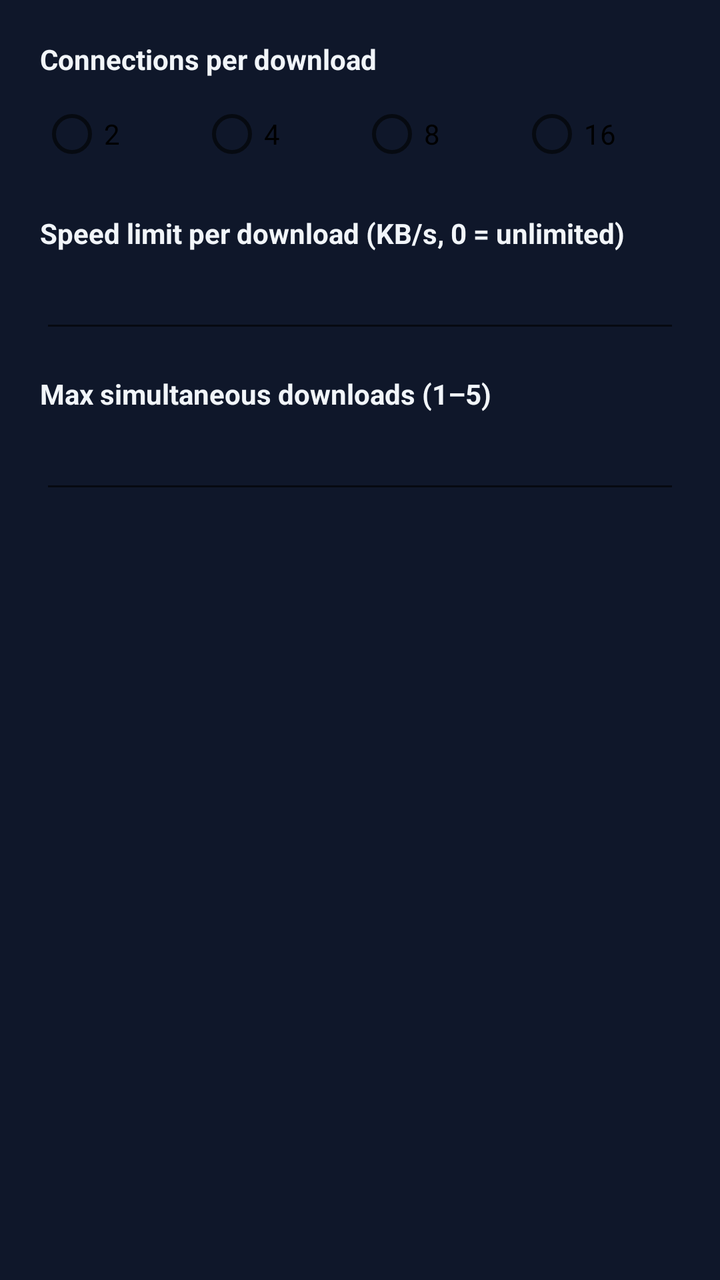
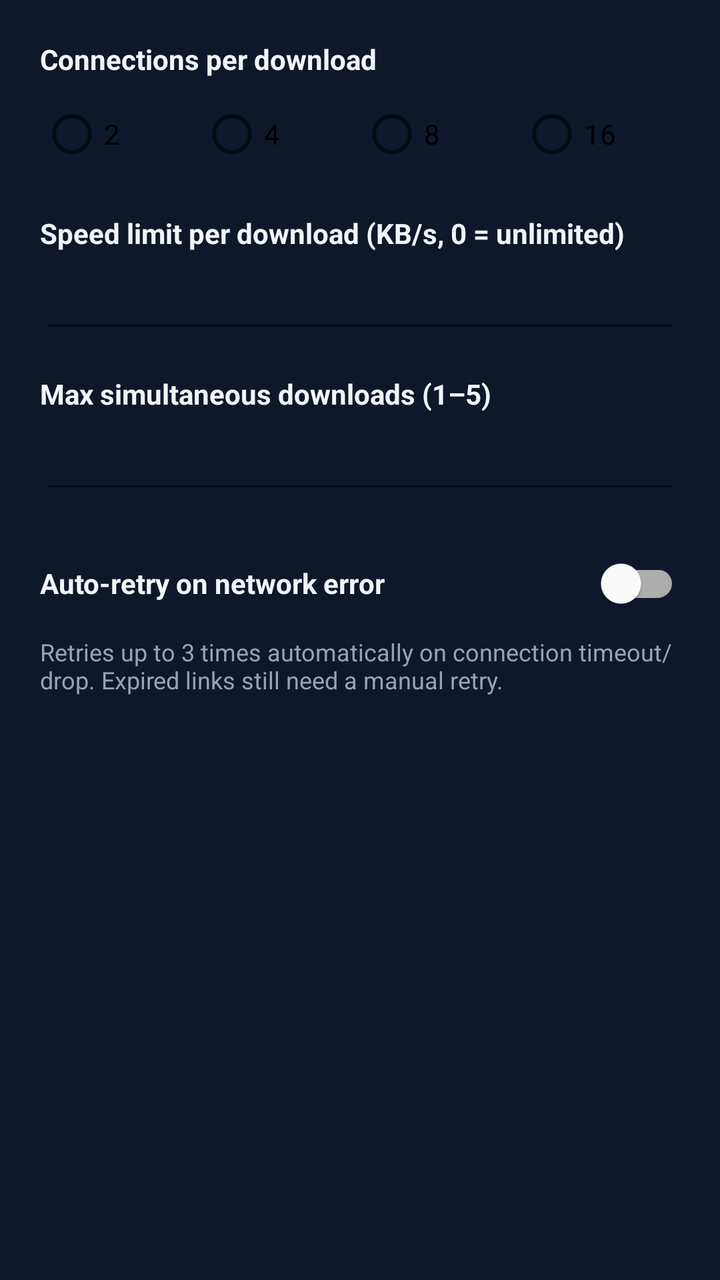

The first picture is an Android layout as it rendered before a commit; the second is the same layout after the commit. The layout source and the unified diff follow.
<!-- AndroidManifest.xml: application theme Theme.FFDownloader -->
<!-- res/layout/dialog_settings.xml -->
<?xml version="1.0" encoding="utf-8"?>
<LinearLayout xmlns:android="http://schemas.android.com/apk/res/android"
    android:layout_width="match_parent"
    android:layout_height="wrap_content"
    android:orientation="vertical"
    android:padding="20dp">

    <TextView
        android:layout_width="match_parent"
        android:layout_height="wrap_content"
        android:text="@string/settings_connections"
        android:textColor="@color/ff_text"
        android:textStyle="bold" />

    <RadioGroup
        android:id="@+id/connectionsGroup"
        android:layout_width="match_parent"
        android:layout_height="wrap_content"
        android:orientation="horizontal"
        android:layout_marginTop="4dp"
        android:layout_marginBottom="16dp">

        <RadioButton
            android:id="@+id/conn2"
            android:layout_width="0dp"
            android:layout_height="wrap_content"
            android:layout_weight="1"
            android:text="2" />

        <RadioButton
            android:id="@+id/conn4"
            android:layout_width="0dp"
            android:layout_height="wrap_content"
            android:layout_weight="1"
            android:text="4" />

        <RadioButton
            android:id="@+id/conn8"
            android:layout_width="0dp"
            android:layout_height="wrap_content"
            android:layout_weight="1"
            android:text="8" />

        <RadioButton
            android:id="@+id/conn16"
            android:layout_width="0dp"
            android:layout_height="wrap_content"
            android:layout_weight="1"
            android:text="16" />
    </RadioGroup>

    <TextView
        android:layout_width="match_parent"
        android:layout_height="wrap_content"
        android:text="@string/settings_speed_limit"
        android:textColor="@color/ff_text"
        android:textStyle="bold" />

    <EditText
        android:id="@+id/speedLimitInput"
        android:layout_width="match_parent"
        android:layout_height="wrap_content"
        android:inputType="number"
        android:layout_marginTop="4dp"
        android:layout_marginBottom="16dp" />

    <TextView
        android:layout_width="match_parent"
        android:layout_height="wrap_content"
        android:text="@string/settings_max_concurrent"
        android:textColor="@color/ff_text"
        android:textStyle="bold" />

    <EditText
        android:id="@+id/maxConcurrentInput"
        android:layout_width="match_parent"
        android:layout_height="wrap_content"
        android:inputType="number"
        android:layout_marginTop="4dp" />

</LinearLayout>
<!-- resources referenced by this layout -->
<resources>
  <color name="ff_text">#F1F5F9</color>
  <string name="settings_connections">Connections per download</string>
  <string name="settings_max_concurrent">Max simultaneous downloads (1–5)</string>
  <string name="settings_speed_limit">Speed limit per download (KB/s, 0 = unlimited)</string>
  <style name="Theme.FFDownloader" parent="Theme.MaterialComponents.DayNight.NoActionBar">
          <item name="colorPrimary">@color/ff_accent</item>
          <item name="colorPrimaryDark">@color/ff_bg</item>
          <item name="colorAccent">@color/ff_accent</item>
          <item name="android:windowBackground">@color/ff_bg</item>
          <item name="android:statusBarColor">@color/ff_bg</item>
      </style>
  <color name="ff_accent">#38BDF8</color>
  <color name="ff_bg">#0F172A</color>
</resources>

<!-- the commit's change to res/layout/dialog_settings.xml (unified diff, before → after) -->
@@ -76,6 +76,23 @@
         android:layout_width="match_parent"
         android:layout_height="wrap_content"
         android:inputType="number"
-        android:layout_marginTop="4dp" />
+        android:layout_marginTop="4dp"
+        android:layout_marginBottom="16dp" />
+
+    <com.google.android.material.switchmaterial.SwitchMaterial
+        android:id="@+id/autoRetrySwitch"
+        android:layout_width="match_parent"
+        android:layout_height="wrap_content"
+        android:text="@string/settings_auto_retry"
+        android:textColor="@color/ff_text"
+        android:textStyle="bold" />
+
+    <TextView
+        android:layout_width="match_parent"
+        android:layout_height="wrap_content"
+        android:layout_marginTop="2dp"
+        android:text="@string/settings_auto_retry_hint"
+        android:textColor="@color/ff_muted"
+        android:textSize="12sp" />
 
 </LinearLayout>
<!-- resource entries referenced after the edit -->
@@ -1,6 +1,9 @@
 <!-- resources referenced by this layout -->
 <resources>
+  <color name="ff_muted">#94A3B8</color>
   <color name="ff_text">#F1F5F9</color>
+  <string name="settings_auto_retry">Auto-retry on network error</string>
+  <string name="settings_auto_retry_hint">Retries up to 3 times automatically on connection timeout/drop. Expired links still need a manual retry.</string>
   <string name="settings_connections">Connections per download</string>
   <string name="settings_max_concurrent">Max simultaneous downloads (1–5)</string>
   <string name="settings_speed_limit">Speed limit per download (KB/s, 0 = unlimited)</string>
